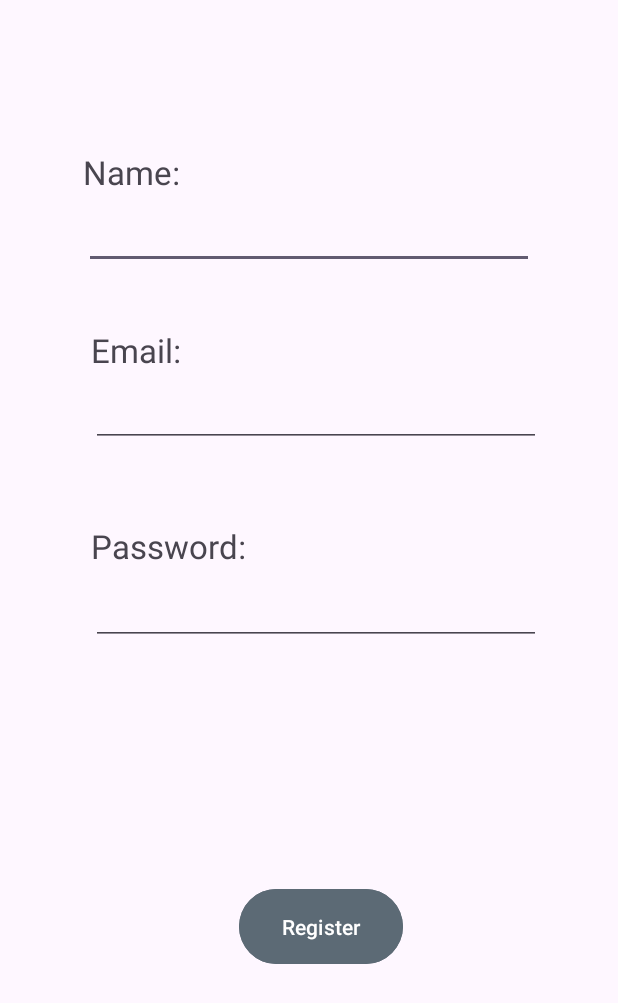
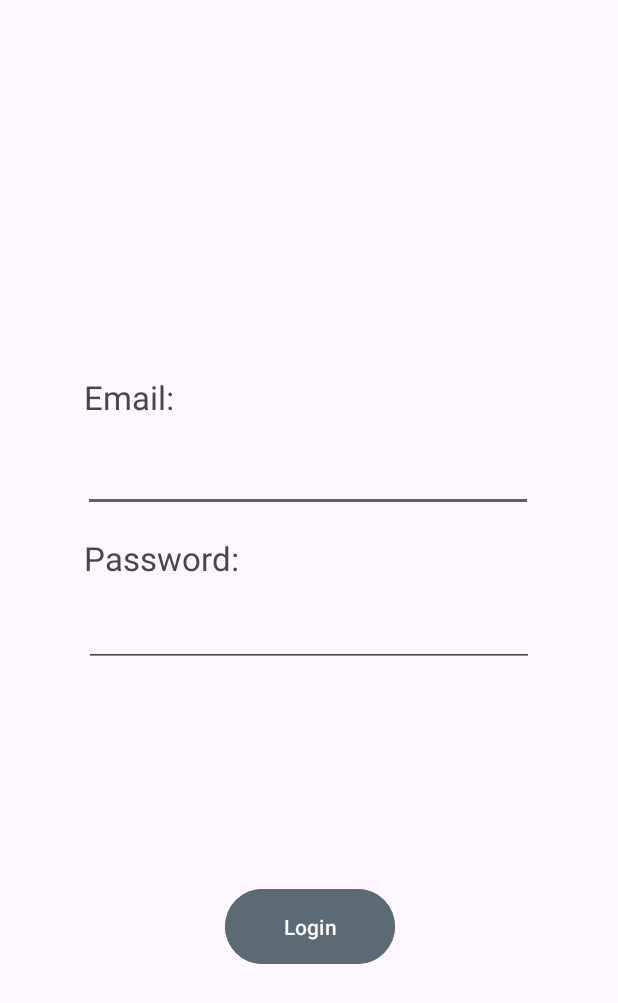
Before and after one commit to Sengeki1/Intent_App, an Android app: the Register screen opened directly, with no data from a screen before it, after a tap on "Register", on a phone screen of 412 x 824 dp. Shown: the top 1003 px of the screen. Run offline under Robolectric (Android 15) with nearby library versions, the phone set to English and light mode, and no system bars.

Commit message:
Added files via upload

```diff
--- a/app/src/main/java/com/example/intent_app/Login.java
+++ b/app/src/main/java/com/example/intent_app/Login.java
@@ -5,6 +5,7 @@ import android.net.Uri;
 import android.os.Bundle;
 import android.view.View;
 import android.widget.Button;
+import android.widget.EditText;
 
 import androidx.activity.EdgeToEdge;
 import androidx.appcompat.app.AppCompatActivity;
@@ -25,7 +26,17 @@ public class Login extends AppCompatActivity {
             return insets;
         });
 
+        String messageEmail = getIntent().getStringExtra("RegisterEmail");
+        String messagePass = getIntent().getStringExtra("RegisterPass");
+
+        EditText LoginEmail = findViewById(R.id.editText_Login_Email);
+        LoginEmail.setText(messageEmail);
+
+        EditText LoginPass = findViewById(R.id.editText_Login_Password);
+        LoginPass.setText(messagePass);
+
         Button btnLogin_ = findViewById(R.id.button_Login_Login);
+
         btnLogin_.setOnClickListener(new View.OnClickListener() {
             @Override
             public void onClick(View view) {
--- a/app/src/main/java/com/example/intent_app/Register.java
+++ b/app/src/main/java/com/example/intent_app/Register.java
@@ -27,15 +27,21 @@ public class Register extends AppCompatActivity {
         });
 
         Button registerBtn = findViewById(R.id.button_Register_Register);
+        EditText registerEmail = findViewById(R.id.editText_Register_Email);
+        EditText registerPass = findViewById(R.id.editText_Register_Password);
 
-        EditText registerName = findViewById(R.id.editView_Register_Name);
-        EditText registerEmail = findViewById(R.id.editView_Register_Email);
-        EditText registerPass = findViewById(R.id.editView_Register_Password);
+        Intent intent = new Intent(this, Login.class);
 
         registerBtn.setOnClickListener(new View.OnClickListener() {
             @Override
             public void onClick(View view) {
+                String messageEmail = registerEmail.getText().toString();
+                String messagePass = registerPass.getText().toString();
 
+                intent.putExtra("RegisterEmail", messageEmail);
+                intent.putExtra("RegisterPass", messagePass);
+                startActivity(intent);
+                finish();
             }
         });
     }
--- a/app/src/main/res/layout/activity_login.xml
+++ b/app/src/main/res/layout/activity_login.xml
@@ -16,7 +16,7 @@
         android:layout_marginBottom="12dp"
         android:text="Email:"
         android:textSize="22sp"
-        app:layout_constraintBottom_toTopOf="@+id/editView_Login_Email"
+        app:layout_constraintBottom_toTopOf="@+id/editText_Login_Email"
         app:layout_constraintEnd_toEndOf="parent"
         app:layout_constraintStart_toStartOf="parent"
         tools:ignore="MissingConstraints">
@@ -24,7 +24,7 @@
     </TextView>
 
     <EditText
-        android:id="@+id/editView_Login_Email"
+        android:id="@+id/editText_Login_Email"
         android:layout_width="300dp"
         android:layout_height="50dp"
         android:layout_marginStart="55dp"
@@ -47,7 +47,7 @@
         android:layout_marginBottom="8dp"
         android:text="Password:"
         android:textSize="22sp"
-        app:layout_constraintBottom_toTopOf="@+id/editView_Login_Password"
+        app:layout_constraintBottom_toTopOf="@+id/editText_Login_Password"
         app:layout_constraintEnd_toEndOf="parent"
         app:layout_constraintStart_toStartOf="parent"
         tools:ignore="MissingConstraints">
@@ -55,7 +55,7 @@
     </TextView>
 
     <EditText
-        android:id="@+id/editView_Login_Password"
+        android:id="@+id/editText_Login_Password"
         android:layout_width="300dp"
         android:layout_height="50dp"
         android:layout_marginStart="55dp"
@@ -83,7 +83,7 @@
         app:layout_constraintEnd_toEndOf="parent"
         app:layout_constraintHorizontal_bias="0.833"
         app:layout_constraintStart_toStartOf="parent"
-        app:layout_constraintTop_toBottomOf="@+id/editView_Login_Password" />
+        app:layout_constraintTop_toBottomOf="@+id/editText_Login_Password" />
 
 
 </androidx.constraintlayout.widget.ConstraintLayout>
--- a/app/src/main/res/layout/activity_register.xml
+++ b/app/src/main/res/layout/activity_register.xml
@@ -16,7 +16,7 @@
         android:layout_marginEnd="292dp"
         android:text="Name:"
         android:textSize="22sp"
-        app:layout_constraintBottom_toTopOf="@+id/editView_Register_Name"
+        app:layout_constraintBottom_toTopOf="@+id/editText_Register_Name"
         app:layout_constraintEnd_toEndOf="parent"
         app:layout_constraintStart_toStartOf="parent"
         app:layout_constraintTop_toTopOf="parent"
@@ -25,7 +25,7 @@
     </TextView>
 
     <EditText
-        android:id="@+id/editView_Register_Name"
+        android:id="@+id/editText_Register_Name"
         android:layout_width="300dp"
         android:layout_height="50dp"
         android:layout_marginStart="55dp"
@@ -50,13 +50,13 @@
         android:textSize="22sp"
         app:layout_constraintEnd_toEndOf="parent"
         app:layout_constraintStart_toStartOf="parent"
-        app:layout_constraintTop_toBottomOf="@+id/editView_Register_Name"
+        app:layout_constraintTop_toBottomOf="@+id/editText_Register_Name"
         tools:ignore="MissingConstraints">
 
     </TextView>
 
     <EditText
-        android:id="@+id/editView_Register_Email"
+        android:id="@+id/editText_Register_Email"
         android:layout_width="300dp"
         android:layout_height="50dp"
         android:layout_marginStart="60dp"
@@ -79,7 +79,7 @@
         android:layout_marginBottom="1dp"
         android:text="Password:"
         android:textSize="22sp"
-        app:layout_constraintBottom_toTopOf="@+id/editView_Register_Password"
+        app:layout_constraintBottom_toTopOf="@+id/editText_Register_Password"
         app:layout_constraintEnd_toEndOf="parent"
         app:layout_constraintStart_toStartOf="parent"
         tools:ignore="MissingConstraints">
@@ -87,7 +87,7 @@
     </TextView>
 
     <EditText
-        android:id="@+id/editView_Register_Password"
+        android:id="@+id/editText_Register_Password"
         android:layout_width="300dp"
         android:layout_height="50dp"
         android:layout_marginStart="60dp"
@@ -115,7 +115,7 @@
         app:layout_constraintEnd_toEndOf="parent"
         app:layout_constraintHorizontal_bias="0.0"
         app:layout_constraintStart_toStartOf="parent"
-        app:layout_constraintTop_toBottomOf="@+id/editView_3"
+        app:layout_constraintTop_toBottomOf="@+id/editText_Register_Password"
         app:layout_constraintVertical_bias="1.0" />
 
 </androidx.constraintlayout.widget.ConstraintLayout>
```
